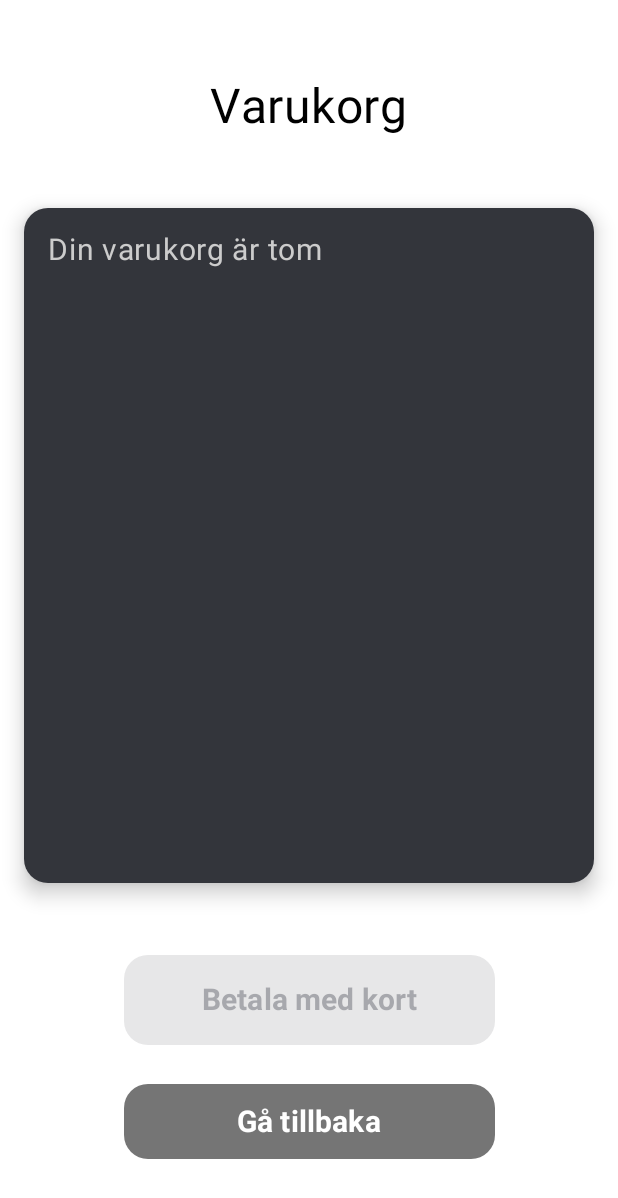
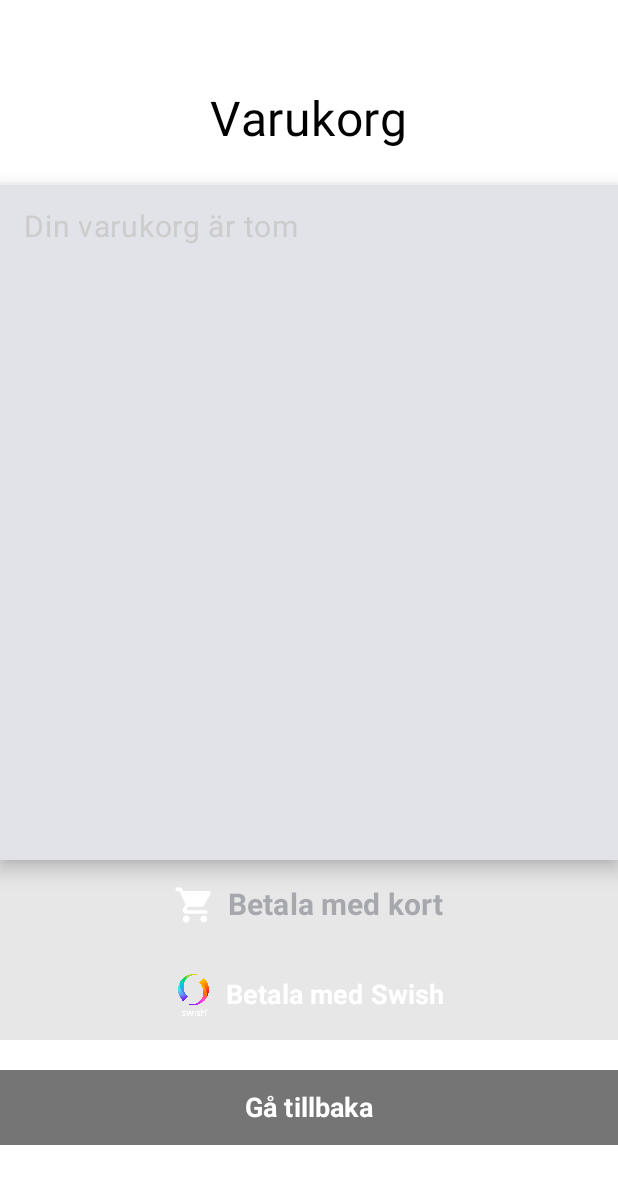
Before and after one commit to JohannesL2/terminal-ux700, an Android app built with Jetpack Compose: the screen it shows after launch (MainActivity), after a tap on "Kundvagn", on a phone screen of 412 x 824 dp. Shown: the top 1198 px of the screen. Run offline under Robolectric (Android 15) with nearby library versions, the phone set to English and light mode, and no system bars; our stand-ins replace Room's generated code; libraries missing offline, so code that uses them is left out: com.jakewharton.threetenabp; 1 statement that could not run was skipped.

Commit message:
Huge update on the design, functions and also added haptic feedback to test app

```diff
--- a/app/build.gradle.kts
+++ b/app/build.gradle.kts
@@ -64,6 +64,7 @@ dependencies {
     debugImplementation(libs.androidx.compose.ui.tooling)
     debugImplementation(libs.androidx.compose.ui.test.manifest)
     implementation("androidx.navigation:navigation-compose:2.7.0")
+    implementation("com.jakewharton.threetenabp:threetenabp:1.4.4")
 
     implementation("com.google.dagger:dagger-compiler:2.51.1")
     ksp("com.google.dagger:dagger-compiler:2.51.1")
--- a/app/src/main/java/com/example/test_design/MainActivity.kt
+++ b/app/src/main/java/com/example/test_design/MainActivity.kt
@@ -87,16 +87,25 @@ import com.example.test_design.data.utils.generateOrderNumber
 import androidx.compose.foundation.Image
 import androidx.compose.foundation.layout.Arrangement
 import androidx.compose.material3.Surface
-import androidx.compose.ui.Alignment
 import androidx.compose.ui.res.painterResource
 import androidx.compose.ui.graphics.ColorFilter
 import androidx.compose.ui.window.Dialog
+import androidx.compose.ui.hapticfeedback.HapticFeedbackType
+import androidx.compose.ui.platform.LocalContext
+import androidx.compose.ui.platform.LocalHapticFeedback
+import com.jakewharton.threetenabp.AndroidThreeTen
+import org.threeten.bp.LocalDateTime
+import org.threeten.bp.format.DateTimeFormatter
+import androidx.compose.material3.TextButton
+import androidx.compose.ui.Alignment
+import androidx.compose.ui.draw.drawBehind
 
 data class UiProduct(
     val name: String,
     val description: String,
     val price: Int,
-    val category: String
+    val category: String,
+    val imageRes: Int
 )
 
 data class CartItem(
@@ -107,6 +116,8 @@ data class CartItem(
 class MainActivity : ComponentActivity() {
     override fun onCreate(savedInstanceState: Bundle?) {
         super.onCreate(savedInstanceState)
+
+        AndroidThreeTen.init(this)
 
         val db = AppDatabase.getInstance(this)
         val dao = db.productDao()
@@ -164,7 +175,10 @@ fun GradientScreen(
     var selectedCategory by remember { mutableStateOf("Alla") }
     val categories = listOf("Alla", "Dryck", "Mat", "Snacks")
 
+    val context = LocalContext.current
     var dbProducts by remember { mutableStateOf(listOf<ProductEntity>()) }
+
+    val haptic = LocalHapticFeedback.current
 
     LaunchedEffect(Unit) {
         dao.getAllProducts().collect { products ->
@@ -172,12 +186,26 @@ fun GradientScreen(
         }
     }
 
+    val imageNameMap = mapOf(
+        "Kaffe" to "coffee",
+        "Latte" to "latte",
+        "Kaka" to "cake",
+        "Smörgås" to "sandwich"
+    )
+
     val allProducts = dbProducts.map { entity ->
+        val imageResId = entity.imageResName?.let { name ->
+            val englishName = imageNameMap[name] ?: "placeholder_image"
+            val resId = context.resources.getIdentifier(englishName, "drawable", context.packageName)
+            if (resId != 0) resId else R.drawable.placeholder_image
+        } ?: R.drawable.placeholder_image
+
         UiProduct(
             name = entity.name,
             description = entity.description,
             price = entity.price,
-            category = entity.category
+            category = entity.category,
+            imageRes = imageResId
         )
     }
 
@@ -213,7 +241,10 @@ fun GradientScreen(
             )
 
             IconButton(
-                onClick = { navController.navigate("second") },
+                onClick = {
+                    navController.navigate("second")
+                    haptic.performHapticFeedback(HapticFeedbackType.TextHandleMove)
+                          },
                 modifier = Modifier
                     .size(56.dp)
                     .background(Color.Black)
@@ -255,7 +286,6 @@ fun GradientScreen(
         Spacer(modifier = Modifier.height(12.dp))
 
         LazyColumn(
-            modifier = Modifier.fillMaxSize().padding(horizontal = 16.dp),
             contentPadding = PaddingValues(top = 8.dp),
             verticalArrangement = Arrangement.spacedBy(12.dp)
         ) {
@@ -267,32 +297,35 @@ fun GradientScreen(
 
 @Composable
 fun ProductCard(product: UiProduct, cart: SnapshotStateList<CartItem>) {
-    val onAddToCart: () -> Unit = {
-        val index = cart.indexOfFirst { it.product.name == product.name }
-        if (index >= 0) {
-            val item = cart[index]
-            cart[index] = item.copy(quantity = item.quantity + 1)
-        } else {
-            cart.add(CartItem(product, 1))
-        }
-    }
+    val cartItemIndex = cart.indexOfFirst { it.product.name == product.name }
+    val quantity = if (cartItemIndex >= 0) cart[cartItemIndex].quantity else 0
 
-        Card(
-            shape = RoundedCornerShape(8.dp),
-            colors = CardDefaults.cardColors(containerColor = Color.White),
+    val haptic = LocalHapticFeedback.current
+
+    Card(
+        shape = RoundedCornerShape(0.dp),
+        colors = CardDefaults.cardColors(containerColor = Color.White),
+        modifier = Modifier
+            .fillMaxWidth()
+            .height(150.dp)
+    )
+    {
+        Row(
             modifier = Modifier
-                .fillMaxWidth()
-                .height(170.dp)
-                .padding(vertical = 8.dp)
-                .shadow(
-                    elevation = 12.dp,
-                    shape = RoundedCornerShape(8.dp),
-                    ambientColor = Color(0xFFB0B0B0),
-                    spotColor = Color(0xFF909090)
-                )
-                .border(BorderStroke(1.dp, Color(0xFF6200EE)), shape = RoundedCornerShape(8.dp))
-        )
-        {
+                .fillMaxSize()
+                .padding(16.dp),
+            verticalAlignment = Alignment.CenterVertically
+        ) {
+            Image(
+                painter = painterResource(id = product.imageRes),
+                contentDescription = product.name,
+                modifier = Modifier
+                    .size(100.dp)
+                    .clip(RoundedCornerShape(8.dp))
+            )
+
+            Spacer(modifier = Modifier.width(16.dp))
+
             Column(
                 modifier = Modifier
                     .fillMaxSize()
@@ -325,27 +358,51 @@ fun ProductCard(product: UiProduct, cart: SnapshotStateList<CartItem>) {
                         color = Color(0xFF4CAF50)
                     )
 
-                    Button(
-                        onClick = onAddToCart,
-                        shape = RoundedCornerShape(16.dp),
-                        colors = ButtonDefaults.buttonColors(
-                            containerColor = Color(0xFF4CAF50)
-                        ),
-                        elevation = ButtonDefaults.buttonElevation(
-                            defaultElevation = 6.dp,
-                            pressedElevation = 12.dp
-                        )
+                    Row(
+                        verticalAlignment = Alignment.CenterVertically,
+                        horizontalArrangement = Arrangement.spacedBy(8.dp)
                     ) {
-                        Text(
-                            text = "Lägg till i varukorgen",
-                            color = Color.White,
-                            fontWeight = FontWeight.SemiBold
-                        )
+                        TextButton(
+                            onClick = {
+                                if (quantity > 0) {
+                                    if (quantity == 1) cart.removeAt(cartItemIndex)
+                                        haptic.performHapticFeedback(HapticFeedbackType.TextHandleMove)
+                                } else { cart[cartItemIndex] =
+                                        cart[cartItemIndex].copy(quantity = quantity - 1)
+                                    haptic.performHapticFeedback(HapticFeedbackType.TextHandleMove)
+                                    }
+                            },
+                            modifier = Modifier
+                                .size(60.dp)
+                                .offset(y = (-2).dp)
+                        ) {
+                            Text("-", fontSize = 24.sp, color = Color(0xFF212121))
+                        }
+
+                        Text(quantity.toString(), fontSize = 20.sp, fontWeight = FontWeight.Bold)
+
+                        TextButton(
+                            onClick = {
+                                if (quantity == 0) {
+                                    cart.add(CartItem(product, 1))
+                                        haptic.performHapticFeedback(HapticFeedbackType.TextHandleMove)
+                                } else {
+                                    cart[cartItemIndex] = cart[cartItemIndex].copy(quantity = quantity + 1)
+                                        haptic.performHapticFeedback(HapticFeedbackType.TextHandleMove)
+                                }
+                            },
+                            modifier = Modifier
+                                .size(60.dp)
+                                .offset(y = (-2).dp)
+                            ) {
+                            Text("+", fontSize = 24.sp, color = Color(0xFF212121))
+                        }
                     }
                 }
             }
         }
     }
+}
 
 @Composable
 fun SecondScreen(
@@ -365,7 +422,6 @@ fun SecondScreen(
     Column(
         modifier = Modifier
             .fillMaxWidth()
-            .padding(12.dp)
     ) {
         Text(
             text = "Lägg till ny produkt",
@@ -375,38 +431,76 @@ fun SecondScreen(
         )
     }
             CartSummary(cart)
-            Spacer(modifier = Modifier.height(48.dp))
             Button(
                 onClick = { navController.navigate("pinScreen") },
                 colors = ButtonDefaults.buttonColors(
                     containerColor = if (cart.isNotEmpty()) Color(0xFF6200EE) else Color.Gray),
-                shape = RoundedCornerShape(16.dp),
+                shape = RoundedCornerShape(0.dp),
                 modifier = Modifier
-                    .fillMaxWidth(0.6f)
+                    .fillMaxWidth()
                     .height(60.dp),
                 enabled = cart.isNotEmpty()
-            ) { Text(text = "Betala med kort", fontSize = 20.sp, fontWeight = FontWeight.Bold) }
-            Spacer(modifier = Modifier.height(26.dp))
+            ) {
+                Row(
+                    verticalAlignment = Alignment.CenterVertically,
+                    horizontalArrangement = Arrangement.Center
+                ) {
+                Icon(
+                    imageVector = Icons.Default.ShoppingCart,
+                    contentDescription = "Betala med kort",
+                    tint = Color.White,
+                    modifier = Modifier.size(28.dp)
+                )
+            Spacer(modifier = Modifier.width(8.dp))
+            Text(text = "Betala med kort", fontSize = 20.sp, fontWeight = FontWeight.Bold
+                )
+            }}
+
+            Spacer(modifier = Modifier.height(0.dp))
+            Button(
+                onClick = { navController.navigate("pinScreen") },
+                colors = ButtonDefaults.buttonColors(
+                    containerColor = if (cart.isNotEmpty()) Color(0xFF27AE60) else Color.Gray),
+                shape = RoundedCornerShape(0.dp),
+                modifier = Modifier
+                    .fillMaxWidth()
+                    .height(60.dp),
+                enabled = cart.isNotEmpty()
+            ) {
+                Row(
+                    verticalAlignment = Alignment.CenterVertically
+                ) {
+                    Image(
+                        painter = painterResource(id = R.drawable.swish_icon),
+                        contentDescription = "Swish",
+                        modifier = Modifier
+                            .size(28.dp)
+                    )
+                    Spacer(modifier = Modifier.width(8.dp))
+                    Text("Betala med Swish", fontSize = 18.sp, color = Color.White, fontWeight = FontWeight.Bold)
+                }
+            }
+
+            Spacer(modifier = Modifier.height(20.dp))
+
             Button(
                 onClick = { navController.navigate("main") },
                 colors = ButtonDefaults.buttonColors(containerColor = Color(0xFF757575)),
-                shape = RoundedCornerShape(16.dp),
+                shape = RoundedCornerShape(0.dp),
                 modifier = Modifier
-                    .fillMaxWidth(0.6f)
+                    .fillMaxWidth()
                     .height(50.dp)
-            ) { Text(text = "Gå tillbaka", fontSize = 20.sp, fontWeight = FontWeight.Bold) }
+            ) { Text(text = "Gå tillbaka", fontSize = 18.sp, fontWeight = FontWeight.Bold) }
         }}}
 
 @Composable
 fun CartSummary(cart: androidx.compose.runtime.snapshots.SnapshotStateList<CartItem>) {
     Card(
-        shape = RoundedCornerShape(16.dp),
-        colors = CardDefaults.cardColors(containerColor = Color(0xFF33353B)),
+        shape = RoundedCornerShape(0.dp),
         modifier = Modifier
             .fillMaxWidth()
-            .height(450.dp)
-            .padding(horizontal = 16.dp),
-        elevation = CardDefaults.cardElevation(defaultElevation = 8.dp)
+            .height(450.dp),
+        elevation = CardDefaults.cardElevation(defaultElevation = 8.dp),
     ) {
             Column(modifier = Modifier.padding(16.dp)) {
                 if (cart.isEmpty()) {
@@ -433,7 +527,16 @@ fun CartSummary(cart: androidx.compose.runtime.snapshots.SnapshotStateList<CartI
                                     verticalAlignment = Alignment.CenterVertically,
                                     modifier = Modifier.fillMaxWidth()
                                 ) {
-                                    Text("x${item.quantity} ${item.product.name} - ${item.product.price * item.quantity} kr", color = Color.Black, fontSize = 20.sp, fontWeight = FontWeight.SemiBold, letterSpacing = 2.sp)
+                                    Image(
+                                        painter = painterResource(id = item.product.imageRes),
+                                        contentDescription = item.product.name,
+                                        modifier = Modifier
+                                            .size(86.dp)
+                                            .clip(RoundedCornerShape(8.dp))
+                                            .border(BorderStroke(1.dp, Color(0xFF6200EE)), shape = RoundedCornerShape(8.dp))
+                                    )
+
+                                    Text("x${item.quantity} ${item.product.name} - ${item.product.price * item.quantity} kr", color = Color(0xFF212121), fontSize = 20.sp, fontWeight = FontWeight.SemiBold, letterSpacing = 2.sp)
                                     IconButton(
                                         onClick = {
                                             val index = cart.indexOf(item)
@@ -456,7 +559,7 @@ fun CartSummary(cart: androidx.compose.runtime.snapshots.SnapshotStateList<CartI
                     }
                     Spacer(modifier = Modifier.height(8.dp))
                     val total = cart.sumOf { it.product.price * it.quantity }
-                    Text("Att Betala: $total kr", fontWeight = FontWeight.Medium, color = Color.LightGray, fontSize = 26.sp)
+                    Text("Att Betala: $total kr", fontWeight = FontWeight.Medium, color = Color.Black, fontSize = 26.sp)
                 }
             }
         }
@@ -483,6 +586,8 @@ fun PinScreen(
             repeatMode = RepeatMode.Reverse
         )
     )
+
+    val haptic = LocalHapticFeedback.current
 
     Column(
         modifier = Modifier
@@ -568,6 +673,8 @@ fun PinScreen(
 
                     Button(
                         onClick = {
+                            haptic.performHapticFeedback(HapticFeedbackType.TextHandleMove)
+
                             when {
                                 label == "⌫" && pin.isNotEmpty() -> pin = pin.dropLast(1)
                                 label == "OK" && pin.length == 4 -> {
@@ -646,10 +753,10 @@ fun PaymentConfirmation(
     onClose: () -> Unit
 ) {
     val total = cart.sumOf { it.product.price * it.quantity }
-    val orderNumber = generateOrderNumber()
+    val orderNumber by remember { mutableStateOf(generateOrderNumber()) }
 
-    val currentDateTime = java.time.LocalDateTime.now()
-    val formatter = java.time.format.DateTimeFormatter.ofPattern("yyyy-MM-dd HH:mm")
+    val currentDateTime = LocalDateTime.now()
+    val formatter = DateTimeFormatter.ofPattern("yyyy-MM-dd HH:mm")
     val formattedDateTime = currentDateTime.format(formatter)
 
     Column(
@@ -668,7 +775,7 @@ fun PaymentConfirmation(
         )
         Spacer(modifier = Modifier.height(16.dp))
         Text(
-            text = "Order.Nr",
+            text = "Order.Nr $orderNumber",
             fontSize = 18.sp,
             color = Color.White
         )
@@ -681,7 +788,6 @@ fun PaymentConfirmation(
                     "KORT: VISA CREDIT\n" +
                     "KORTNR: **** **** **** 4321\n" +
                     "METOD: CHIP/PIN\n" +
-                    "ORDER.NR: $orderNumber\n" +
                     "$formattedDateTime",
             fontSize = 18.sp,
             color = Color.White
--- a/app/src/main/java/com/example/test_design/data/dao/ProductDao.kt
+++ b/app/src/main/java/com/example/test_design/data/dao/ProductDao.kt
@@ -32,6 +32,7 @@ interface ProductDao {
                 description = "Bryggkaffe",
                 price = 25,
                 category = "Dryck",
+                imageResName = "Kaffe",
                 ean = generateEAN(),
                 articleNumber = generateArticleNumber(),
                 rowNumber = generateRowNumber()
@@ -41,6 +42,7 @@ interface ProductDao {
                 description =  "Varm mjölk + espresso",
                 price = 59,
                 category = "Dryck",
+                imageResName = "Latte",
                 ean = generateEAN(),
                 articleNumber = generateArticleNumber(),
                 rowNumber = generateRowNumber()
@@ -50,6 +52,7 @@ interface ProductDao {
                 description =  "Kladdkaka",
                 price = 39,
                 category = "Snacks",
+                imageResName = "Kaka",
                 ean = generateEAN(),
                 articleNumber = generateArticleNumber(),
                 rowNumber = generateRowNumber()
@@ -59,6 +62,7 @@ interface ProductDao {
                 description =  "Ost och skinka",
                 price = 55,
                 category = "Mat",
+                imageResName = "Smörgås",
                 ean = generateEAN(),
                 articleNumber = generateArticleNumber(),
                 rowNumber = generateRowNumber()
--- a/app/src/main/java/com/example/test_design/data/entity/ProductEntity.kt
+++ b/app/src/main/java/com/example/test_design/data/entity/ProductEntity.kt
@@ -13,5 +13,6 @@ data class ProductEntity(
 
     val ean: String,
     val articleNumber: String,
-    val rowNumber: Int
+    val rowNumber: Int,
+    val imageResName: String? = null
 )
```
Also changed, not shown: app/src/main/res/drawable/cake.png (added), app/src/main/res/drawable/coffee.png (added), app/src/main/res/drawable/latte.png (added), app/src/main/res/drawable/placeholder_image.png (added), app/src/main/res/drawable/sandwich.png (added), app/src/main/res/drawable/swish_icon.png (added), 2 other files.
